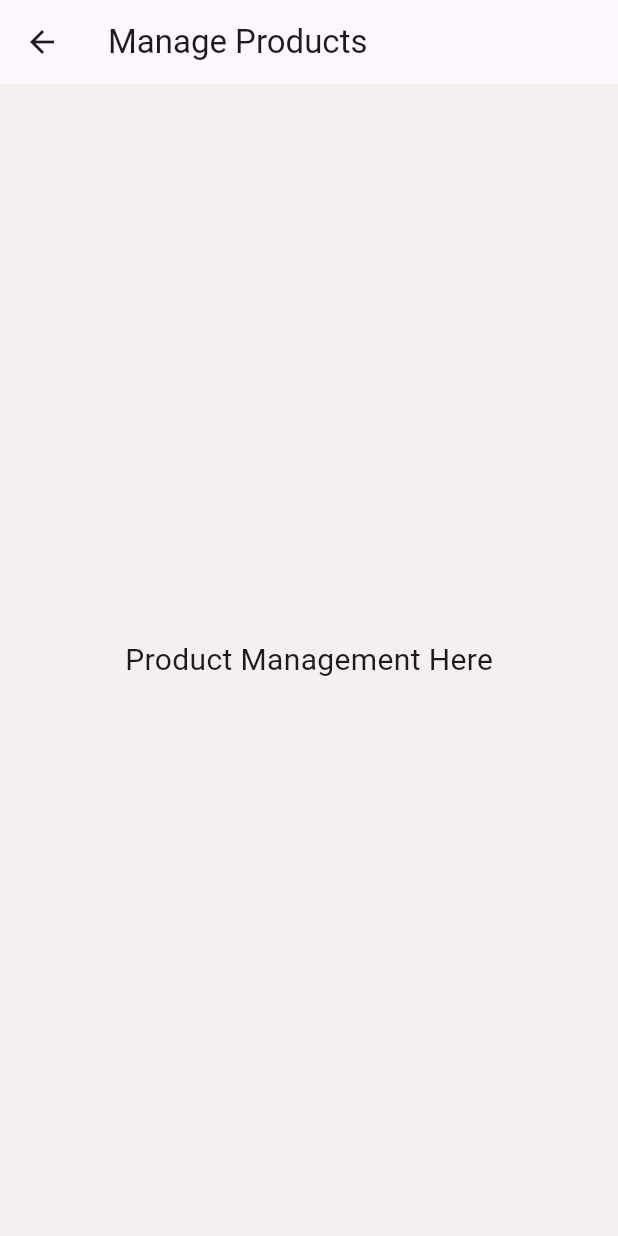
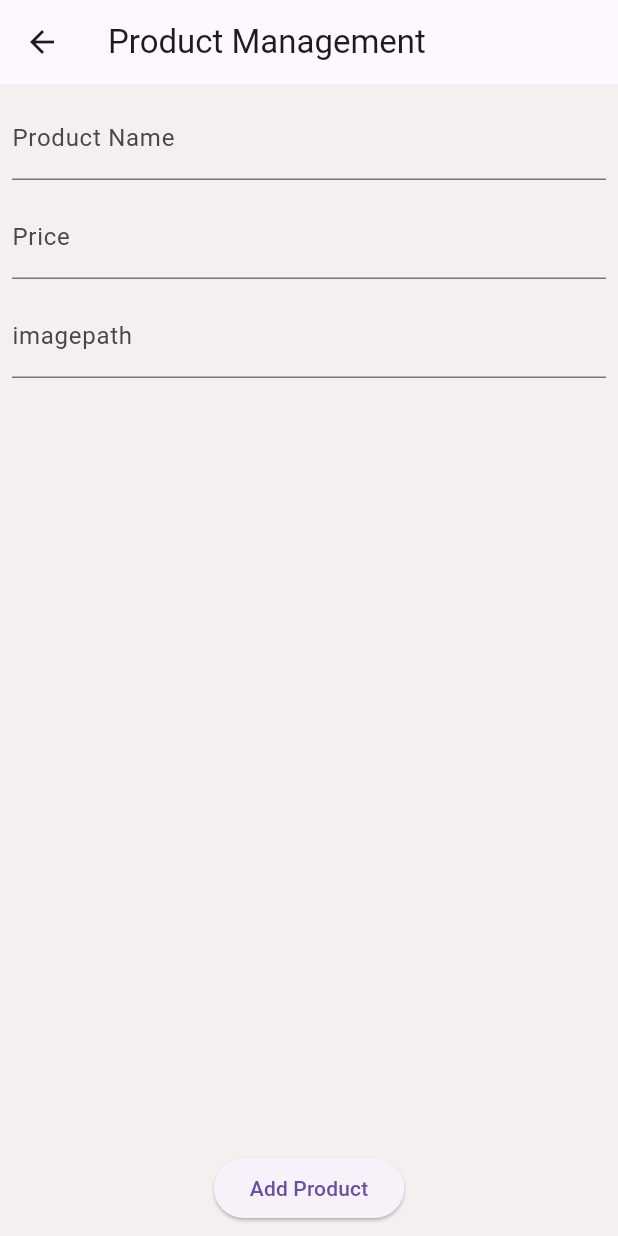
Before and after one commit to saras583/mg_collection, a Flutter app: the ManageProductsScreen screen opened directly, on a phone screen of 412 x 824 dp. Run offline on Flutter 3.47's test engine with Material 3 defaults, Android fonts, the phone set to English and light mode, and no system bars; our stand-ins replace hive, hive_flutter; accounts and stored records are empty.

Commit message:
my local changes

```diff
--- a/lib/admin/manage_products.dart
+++ b/lib/admin/manage_products.dart
@@ -1,18 +1,96 @@
 import 'package:flutter/material.dart';
+import 'package:hive_flutter/hive_flutter.dart';
 
-class ManageProductsScreen extends StatelessWidget {
+class ManageProductsScreen extends StatefulWidget {
   const ManageProductsScreen({super.key});
+
+  @override
+  State<ManageProductsScreen> createState() => _ManageProductsScreenState();
+}
+
+class _ManageProductsScreenState extends State<ManageProductsScreen> {
+  final nameController = TextEditingController();
+
+  final priceController = TextEditingController();
+
+  final imageController = TextEditingController();
+
+  final productBox = Hive.box('products');
+
+  void addproduct() {
+    final price = double.tryParse(priceController.text);
+
+    if (nameController.text.isEmpty ||
+        price == null ||
+        imageController.text.isEmpty) {
+      return;
+    }
+    productBox.add({
+      'name': nameController.text,
+      'price': double.parse(priceController.text),
+      "image": imageController.text,
+    });
+
+    nameController.clear();
+    priceController.clear();
+    imageController.clear();
+
+    setState(() {});
+  }
+
+  void deleteProduct(int index) {
+    productBox.deleteAt(index);
+    setState(() {});
+  }
 
   @override
   Widget build(BuildContext context) {
     return Scaffold(
-      appBar: AppBar(
-        title: Text("Manage Products"),
-      ),
-      body: Center(
-        child: Text(
-          "Product Management Here",
-          style: TextStyle(fontSize: 20),
+      appBar: AppBar(title: Text('Product Management')),
+
+      body: Padding(
+        padding: const EdgeInsets.all(8.0),
+        child: Column(
+          children: [
+            TextField(
+              controller: nameController,
+              decoration: InputDecoration(labelText: "Product Name"),
+            ),
+            SizedBox(height: 10),
+
+            TextField(
+              controller: priceController,
+              decoration: InputDecoration(labelText: "Price"),
+            ),
+
+            SizedBox(height: 10),
+
+            TextField(
+              controller: imageController,
+              decoration: InputDecoration(labelText: "imagepath"),
+            ),
+            SizedBox(height: 10),
+            Expanded(
+              child: ListView.builder(
+                itemCount: productBox.length,
+                itemBuilder: (BuildContext context, int index) {
+                  final product = productBox.getAt(index);
+                  return ListTile(
+                    leading: Image.asset(product['image'], width: 50),
+                    title: Text(product['name']),
+                    subtitle: Text("₹${product['price']}"),
+                    trailing: IconButton(
+                      onPressed: () {
+                        deleteProduct(index);
+                      },
+                      icon: Icon(Icons.delete, color: Colors.red),
+                    ),
+                  );
+                },
+              ),
+            ),
+            ElevatedButton(onPressed: addproduct, child: Text("Add Product")),
+          ],
         ),
       ),
     );
--- a/lib/main.dart
+++ b/lib/main.dart
@@ -13,6 +13,7 @@ void main() async {
   await Hive.openBox('authBox');
   await Hive.openBox('orders');
   await Hive.openBox('settings');
+  await Hive.openBox('products');
 
   runApp(MgCollection());
 }
--- a/lib/screens/bottomnavigationbarScreen.dart
+++ b/lib/screens/bottomnavigationbarScreen.dart
@@ -1,7 +1,6 @@
 import 'package:flutter/material.dart';
 import 'package:mgcollection_app/screens/bestsellers_screen.dart';
 import 'package:mgcollection_app/screens/home_screen.dart';
-import 'package:mgcollection_app/screens/cart.dart';
 import 'package:mgcollection_app/screens/orderbagscreen.dart';
 import 'package:mgcollection_app/screens/profile_screen.dart';
 import 'package:mgcollection_app/screens/theme_controller.dart';
```
